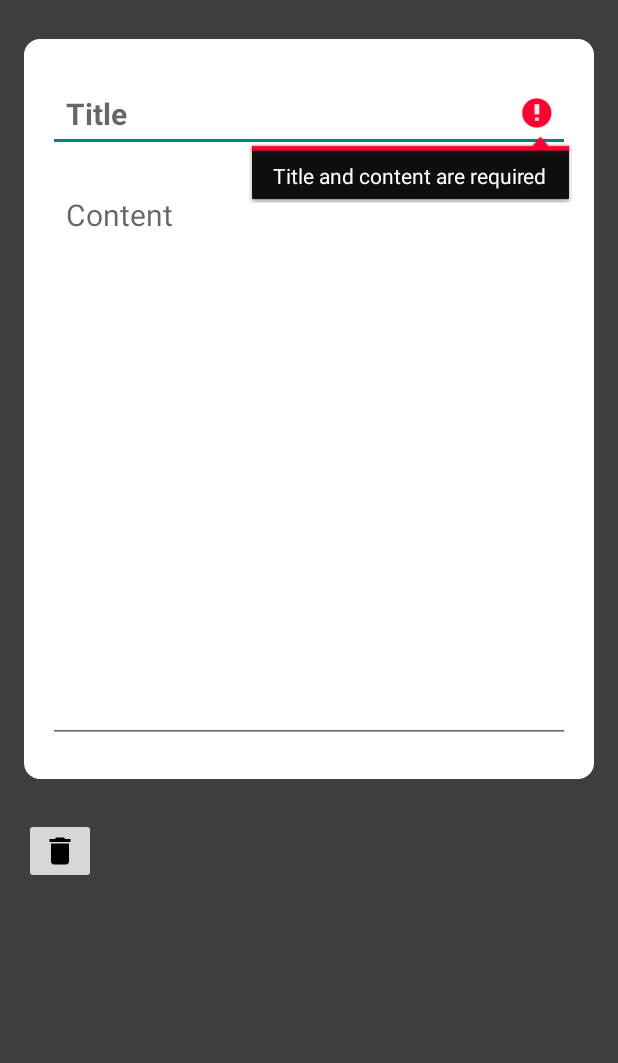
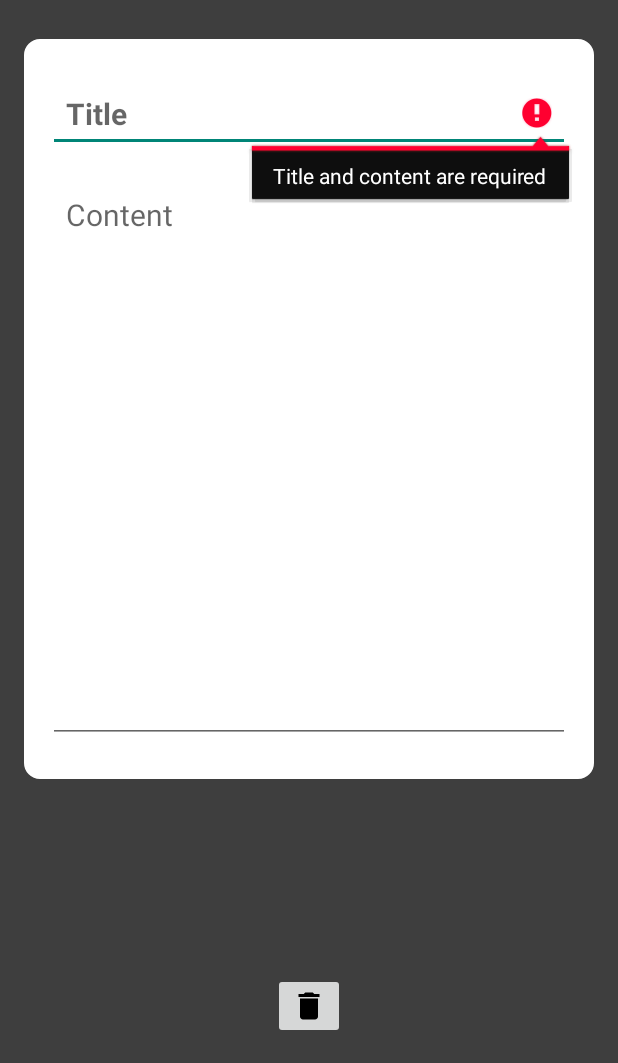
Before and after one commit to jurolBTSSIO/Note, an Android app: the AddNoteActivity screen opened directly, with no data from a screen before it, after a tap on an icon or button, on a phone screen of 412 x 824 dp, the part 173-1236 px from its top. Run offline under Robolectric (Android 15) with nearby library versions, the phone set to English and light mode, and no system bars; our stand-ins replace Firebase (no records; nobody signed in at launch, a user with empty details on screens opened directly); 1 statement that could not run was skipped.

Commit message:
Ajout du bouton delete

```diff
--- a/app/src/main/res/layout/activity_add_note.xml
+++ b/app/src/main/res/layout/activity_add_note.xml
@@ -72,11 +72,14 @@
 
 
     </LinearLayout>
+
     <ImageButton
-        android:layout_below="@+id/noteLayout"
         android:layout_width="wrap_content"
         android:layout_height="wrap_content"
         android:id="@+id/deleteButton"
         android:src="@drawable/baseline_delete_24"
+        android:layout_alignParentBottom="true"
+        android:layout_centerHorizontal="true"
         />
+
 </RelativeLayout>
```
